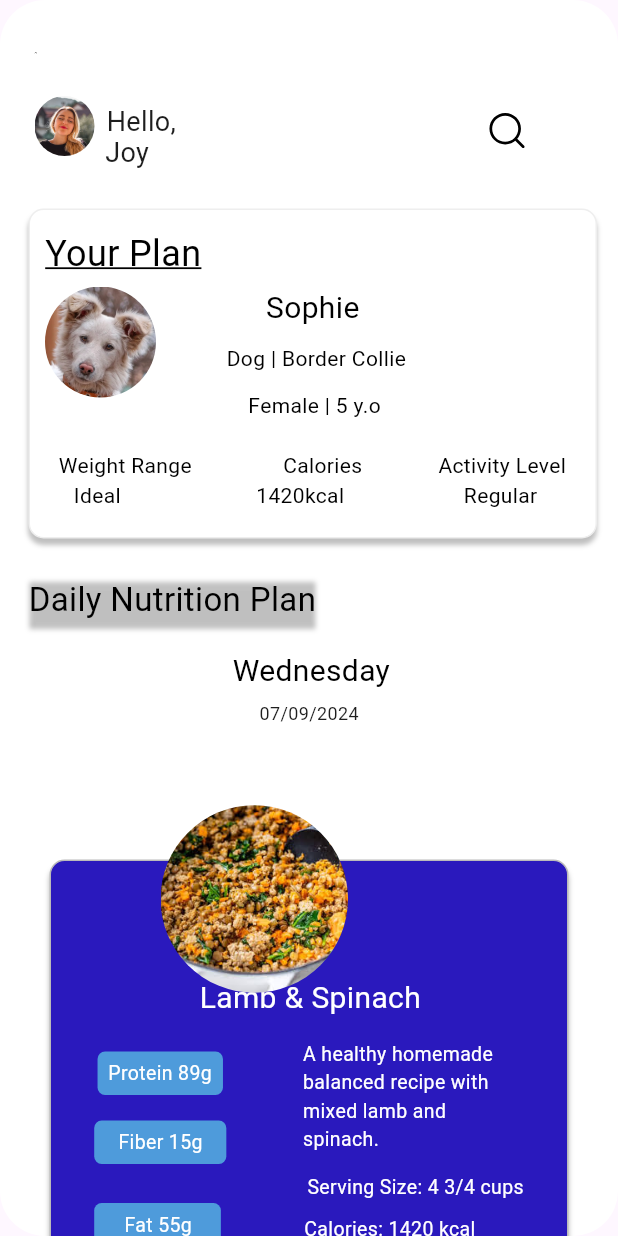
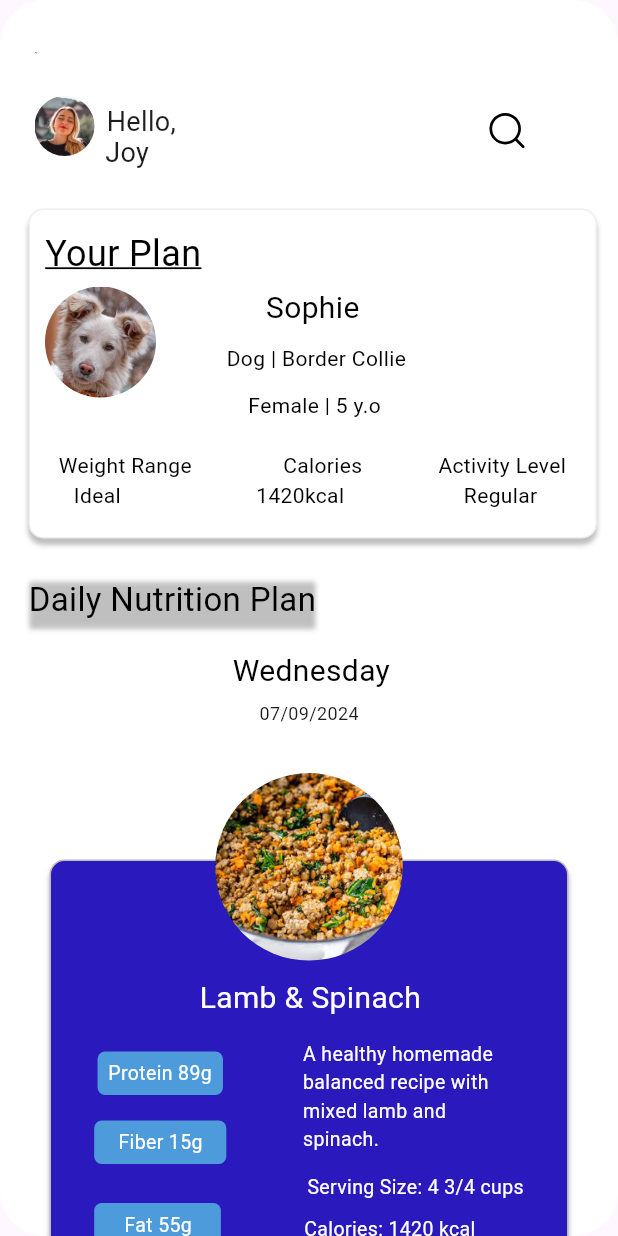
Before and after one commit to mikarenuy/KOI, a Flutter app: the Nutrition widget shown alone on an empty page, opened directly, on a phone screen of 412 x 824 dp. Run offline on Flutter 3.47's test engine with Material 3 defaults, Android fonts, the phone set to English and light mode, and no system bars; our stand-ins replace flutter_svg, google_fonts; Roboto replaces fonts that are missing (Inder).

Commit message:
Add files via upload

```diff
--- a/lib/pages/nutrition.dart
+++ b/lib/pages/nutrition.dart
@@ -810,9 +810,15 @@ class Nutrition extends StatelessWidget {
               ),
             ),
             Positioned(
-              right: 180,
-              bottom: 335,
+  left: 0,
+  right: 0,
+  top: 130,
+  bottom: 0,
+  child: Align(
+    alignment: Alignment.center,
     child: Container(
+      width: 125,
+      height: 125,
       decoration: BoxDecoration(
         borderRadius: BorderRadius.circular(62.5),
         image: DecorationImage(
@@ -822,12 +828,9 @@ class Nutrition extends StatelessWidget {
           ),
         ),
       ),
-                child: Container(
-                  width: 125,
-                  height: 125,
     ),
   ),
-            ),
+)
           ],
         ),
       ),
```
Lines whose indentation alone changed are shown as unchanged.
